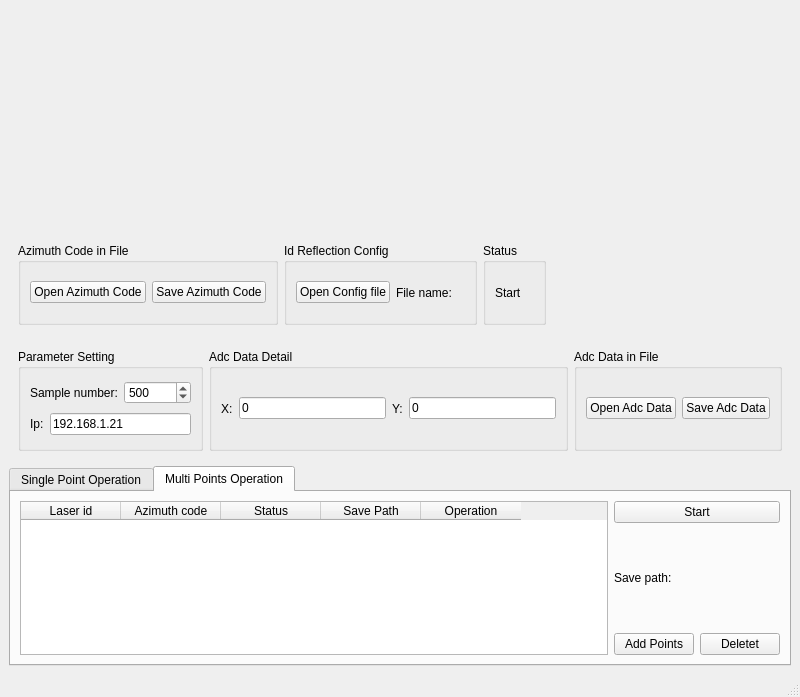
The window that ui/pointview/src/utils/adc_plot.ui (enchenghu/ui) describes before a commit, drawn with Qt 5.
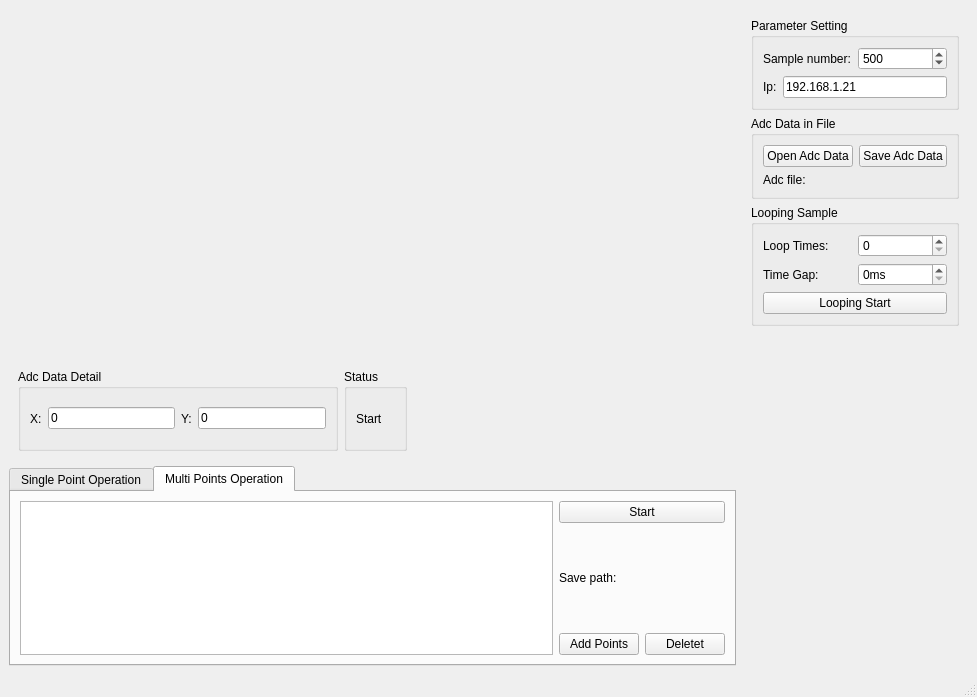
The same window after the commit. The open tabs and pages were chosen to show the change. Custom widgets are drawn as their Qt base class.

```diff
--- a/ui/pointview/src/utils/adc_plot.ui
+++ b/ui/pointview/src/utils/adc_plot.ui
@@ -6,7 +6,7 @@
    <rect>
     <x>0</x>
     <y>0</y>
-    <width>800</width>
+    <width>977</width>
     <height>697</height>
    </rect>
   </property>
@@ -14,7 +14,7 @@
    <string>Adc data</string>
   </property>
   <widget class="QWidget" name="centralwidget">
-   <layout class="QGridLayout" name="gridLayout_8">
+   <layout class="QGridLayout" name="gridLayout_7">
     <item row="0" column="0">
      <widget class="QCustomPlot" name="AdcWidget" native="true">
       <property name="minimumSize">
@@ -37,54 +37,52 @@
        <item row="0" column="0">
         <layout class="QHBoxLayout" name="FirstHorizontalLayout">
          <item>
-          <widget class="QGroupBox" name="groupBox_6">
+          <widget class="QGroupBox" name="groupBox_3">
            <property name="title">
-            <string>Azimuth Code in File</string>
+            <string>Adc Data Detail</string>
            </property>
-           <layout class="QHBoxLayout" name="horizontalLayout_4">
+           <layout class="QHBoxLayout" name="horizontalLayout_7">
             <item>
-             <widget class="QPushButton" name="OpenAzimuthCodeButton">
-              <property name="text">
-               <string>Open Azimuth Code</string>
-              </property>
-             </widget>
+             <layout class="QHBoxLayout" name="horizontalLayout_5">
+              <item>
+               <widget class="QLabel" name="label_7">
+                <property name="text">
+                 <string>X:</string>
+                </property>
+               </widget>
+              </item>
+              <item>
+               <widget class="QLineEdit" name="XLineEdit">
+                <property name="text">
+                 <string>0</string>
+                </property>
+                <property name="readOnly">
+                 <bool>true</bool>
+                </property>
+               </widget>
+              </item>
+             </layout>
             </item>
             <item>
-             <widget class="QPushButton" name="SaveAzimuthCodeButton">
-              <property name="text">
-               <string>Save Azimuth Code</string>
-              </property>
-             </widget>
-            </item>
-           </layout>
-          </widget>
-         </item>
-         <item>
-          <widget class="QGroupBox" name="groupBox_2">
-           <property name="title">
-            <string>Id Reflection Config</string>
-           </property>
-           <layout class="QHBoxLayout" name="horizontalLayout">
-            <item>
-             <widget class="QPushButton" name="OpenFileButton">
-              <property name="text">
-               <string>Open Config file</string>
-              </property>
-             </widget>
-            </item>
-            <item>
-             <widget class="QLabel" name="label_5">
-              <property name="text">
-               <string>File name:</string>
-              </property>
-             </widget>
-            </item>
-            <item>
-             <widget class="QLabel" name="FileNameLabel">
-              <property name="text">
-               <string/>
-              </property>
-             </widget>
+             <layout class="QHBoxLayout" name="horizontalLayout_6">
+              <item>
+               <widget class="QLabel" name="label_8">
+                <property name="text">
+                 <string>Y:</string>
+                </property>
+               </widget>
+              </item>
+              <item>
+               <widget class="QLineEdit" name="YLineEdit">
+                <property name="text">
+                 <string>0</string>
+                </property>
+                <property name="readOnly">
+                 <bool>true</bool>
+                </property>
+               </widget>
+              </item>
+             </layout>
             </item>
            </layout>
           </widget>
@@ -124,143 +122,6 @@
      </widget>
     </item>
     <item row="2" column="0">
-     <widget class="QWidget" name="widget_2" native="true">
-      <property name="maximumSize">
-       <size>
-        <width>16777215</width>
-        <height>120</height>
-       </size>
-      </property>
-      <layout class="QGridLayout" name="gridLayout_7">
-       <item row="0" column="0">
-        <layout class="QHBoxLayout" name="SecondHorizontalLayout">
-         <item>
-          <widget class="QGroupBox" name="groupBox_8">
-           <property name="title">
-            <string>Parameter Setting</string>
-           </property>
-           <layout class="QGridLayout" name="gridLayout_6">
-            <property name="sizeConstraint">
-             <enum>QLayout::SetDefaultConstraint</enum>
-            </property>
-            <item row="0" column="1">
-             <widget class="QSpinBox" name="SampleNumberSpinBox">
-              <property name="maximum">
-               <number>100000</number>
-              </property>
-              <property name="value">
-               <number>500</number>
-              </property>
-             </widget>
-            </item>
-            <item row="0" column="0">
-             <widget class="QLabel" name="label_3">
-              <property name="text">
-               <string>Sample number:</string>
-              </property>
-             </widget>
-            </item>
-            <item row="1" column="0" colspan="2">
-             <layout class="QHBoxLayout" name="horizontalLayout_10">
-              <item>
-               <widget class="QLabel" name="label_6">
-                <property name="text">
-                 <string>Ip:</string>
-                </property>
-               </widget>
-              </item>
-              <item>
-               <widget class="QLineEdit" name="MasterIpLineEdit">
-                <property name="text">
-                 <string>192.168.1.21</string>
-                </property>
-               </widget>
-              </item>
-             </layout>
-            </item>
-           </layout>
-          </widget>
-         </item>
-         <item>
-          <widget class="QGroupBox" name="groupBox_3">
-           <property name="title">
-            <string>Adc Data Detail</string>
-           </property>
-           <layout class="QHBoxLayout" name="horizontalLayout_7">
-            <item>
-             <layout class="QHBoxLayout" name="horizontalLayout_5">
-              <item>
-               <widget class="QLabel" name="label_7">
-                <property name="text">
-                 <string>X:</string>
-                </property>
-               </widget>
-              </item>
-              <item>
-               <widget class="QLineEdit" name="XLineEdit">
-                <property name="text">
-                 <string>0</string>
-                </property>
-                <property name="readOnly">
-                 <bool>true</bool>
-                </property>
-               </widget>
-              </item>
-             </layout>
-            </item>
-            <item>
-             <layout class="QHBoxLayout" name="horizontalLayout_6">
-              <item>
-               <widget class="QLabel" name="label_8">
-                <property name="text">
-                 <string>Y:</string>
-                </property>
-               </widget>
-              </item>
-              <item>
-               <widget class="QLineEdit" name="YLineEdit">
-                <property name="text">
-                 <string>0</string>
-                </property>
-                <property name="readOnly">
-                 <bool>true</bool>
-                </property>
-               </widget>
-              </item>
-             </layout>
-            </item>
-           </layout>
-          </widget>
-         </item>
-         <item>
-          <widget class="QGroupBox" name="groupBox">
-           <property name="title">
-            <string>Adc Data in File</string>
-           </property>
-           <layout class="QHBoxLayout" name="horizontalLayout_3">
-            <item>
-             <widget class="QPushButton" name="OpenAdcDataButton">
-              <property name="text">
-               <string>Open Adc Data</string>
-              </property>
-             </widget>
-            </item>
-            <item>
-             <widget class="QPushButton" name="SaveAdcDataButton">
-              <property name="text">
-               <string>Save Adc Data</string>
-              </property>
-             </widget>
-            </item>
-           </layout>
-          </widget>
-         </item>
-        </layout>
-       </item>
-      </layout>
-     </widget>
-    </item>
-    <item row="3" column="0">
      <widget class="QTabWidget" name="tabWidget">
       <property name="maximumSize">
        <size>
@@ -285,9 +146,9 @@
             </property>
             <layout class="QHBoxLayout" name="horizontalLayout_9">
              <item>
-              <widget class="QLabel" name="label">
+              <widget class="QLabel" name="FirstParameterLabel">
                <property name="text">
-                <string>Laser id:</string>
+                <string>First:</string>
                </property>
               </widget>
              </item>
@@ -302,9 +163,9 @@
               </widget>
              </item>
              <item>
-              <widget class="QLabel" name="label_2">
+              <widget class="QLabel" name="SecondParameterLabel">
                <property name="text">
-                <string>Azimuth code: </string>
+                <string>Second: </string>
                </property>
               </widget>
              </item>
@@ -365,31 +226,6 @@
             <height>16777215</height>
            </size>
           </property>
-          <column>
-           <property name="text">
-            <string>Laser id</string>
-           </property>
-          </column>
-          <column>
-           <property name="text">
-            <string>Azimuth code</string>
-           </property>
-          </column>
-          <column>
-           <property name="text">
-            <string>Status</string>
-           </property>
-          </column>
-          <column>
-           <property name="text">
-            <string>Save Path</string>
-           </property>
-          </column>
-          <column>
-           <property name="text">
-            <string>Operation</string>
-           </property>
-          </column>
          </widget>
         </item>
         <item row="0" column="1">
@@ -441,6 +277,159 @@
       </widget>
      </widget>
     </item>
+    <item row="0" column="1" rowspan="3">
+     <widget class="QWidget" name="SettingGroup" native="true">
+      <layout class="QVBoxLayout" name="verticalLayout">
+       <item>
+        <widget class="QGroupBox" name="groupBox_8">
+         <property name="title">
+          <string>Parameter Setting</string>
+         </property>
+         <layout class="QGridLayout" name="gridLayout_6">
+          <property name="sizeConstraint">
+           <enum>QLayout::SetDefaultConstraint</enum>
+          </property>
+          <item row="0" column="1">
+           <widget class="QSpinBox" name="SampleNumberSpinBox">
+            <property name="maximum">
+             <number>100000</number>
+            </property>
+            <property name="value">
+             <number>500</number>
+            </property>
+           </widget>
+          </item>
+          <item row="0" column="0">
+           <widget class="QLabel" name="label_3">
+            <property name="text">
+             <string>Sample number:</string>
+            </property>
+           </widget>
+          </item>
+          <item row="1" column="0" colspan="2">
+           <layout class="QHBoxLayout" name="horizontalLayout_10">
+            <item>
+             <widget class="QLabel" name="label_6">
+              <property name="text">
+               <string>Ip:</string>
+              </property>
+             </widget>
+            </item>
+            <item>
+             <widget class="QLineEdit" name="IpLineEdit">
+              <property name="text">
+               <string>192.168.1.21</string>
+              </property>
+             </widget>
+            </item>
+           </layout>
+          </item>
+         </layout>
+        </widget>
+       </item>
+       <item>
+        <widget class="QGroupBox" name="groupBox">
+         <property name="title">
+          <string>Adc Data in File</string>
+         </property>
+         <layout class="QGridLayout" name="gridLayout_9">
+          <item row="0" column="1">
+           <widget class="QPushButton" name="SaveAdcDataButton">
+            <property name="text">
+             <string>Save Adc Data</string>
+            </property>
+           </widget>
+          </item>
+          <item row="0" column="0">
+           <widget class="QPushButton" name="OpenAdcDataButton">
+            <property name="text">
+             <string>Open Adc Data</string>
+            </property>
+           </widget>
+          </item>
+          <item row="1" column="0" colspan="2">
+           <layout class="QHBoxLayout" name="horizontalLayout_3">
+            <item>
+             <widget class="QLabel" name="label_9">
+              <property name="text">
+               <string>Adc file:</string>
+              </property>
+             </widget>
+            </item>
+            <item>
+             <widget class="QLabel" name="AdcPathLabel">
+              <property name="text">
+               <string/>
+              </property>
+             </widget>
+            </item>
+           </layout>
+          </item>
+         </layout>
+        </widget>
+       </item>
+       <item>
+        <widget class="QGroupBox" name="groupBox_2">
+         <property name="title">
+          <string>Looping Sample</string>
+         </property>
+         <layout class="QGridLayout" name="gridLayout_8">
+          <item row="1" column="0">
+           <widget class="QLabel" name="label_2">
+            <property name="text">
+             <string>Time Gap:</string>
+            </property>
+           </widget>
+          </item>
+          <item row="0" column="1">
+           <widget class="QSpinBox" name="LoopTimesBox"/>
+          </item>
+          <item row="0" column="0">
+           <widget class="QLabel" name="label">
+            <property name="text">
+             <string>Loop Times:</string>
+            </property>
+           </widget>
+          </item>
+          <item row="2" column="0" colspan="2">
+           <widget class="QPushButton" name="LoopingStartButton">
+            <property name="text">
+             <string>Looping Start</string>
+            </property>
+           </widget>
+          </item>
+          <item row="1" column="1">
+           <widget class="QSpinBox" name="TimeGapBox">
+            <property name="suffix">
+             <string>ms</string>
+            </property>
+            <property name="prefix">
+             <string/>
+            </property>
+           </widget>
+          </item>
+         </layout>
+        </widget>
+       </item>
+       <item>
+        <layout class="QVBoxLayout" name="SettingLayout"/>
+       </item>
+       <item>
+        <spacer name="verticalSpacer">
+         <property name="orientation">
+          <enum>Qt::Vertical</enum>
+         </property>
+         <property name="sizeHint" stdset="0">
+          <size>
+           <width>20</width>
+           <height>40</height>
+          </size>
+         </property>
+        </spacer>
+       </item>
+      </layout>
+     </widget>
+    </item>
    </layout>
   </widget>
   <widget class="QStatusBar" name="statusbar"/>
```
Left out of the diff: 6 changed lines with no effect on the pictures.
